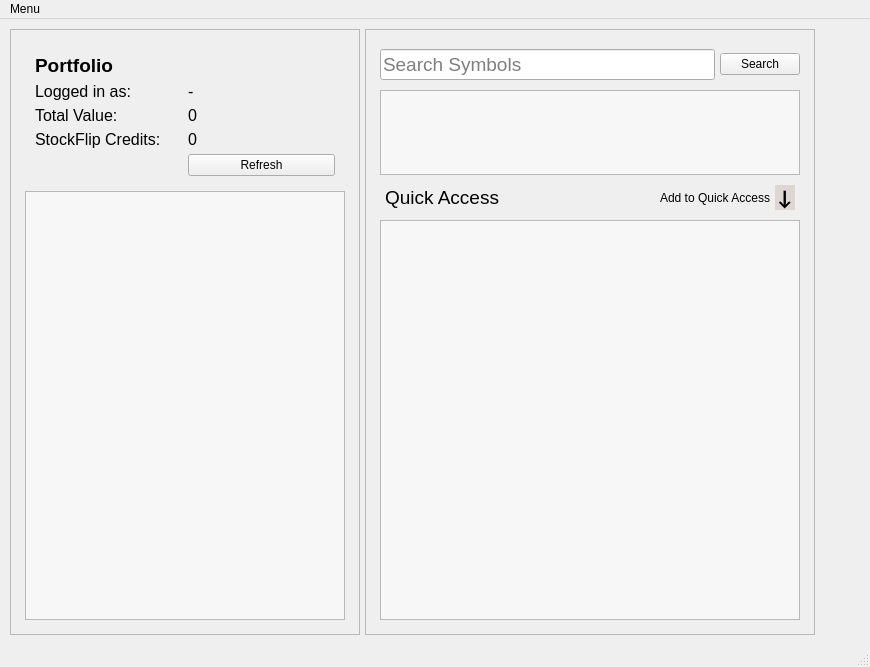
Qt form UI/main.ui (welshbrad/StockFlip) before a commit.
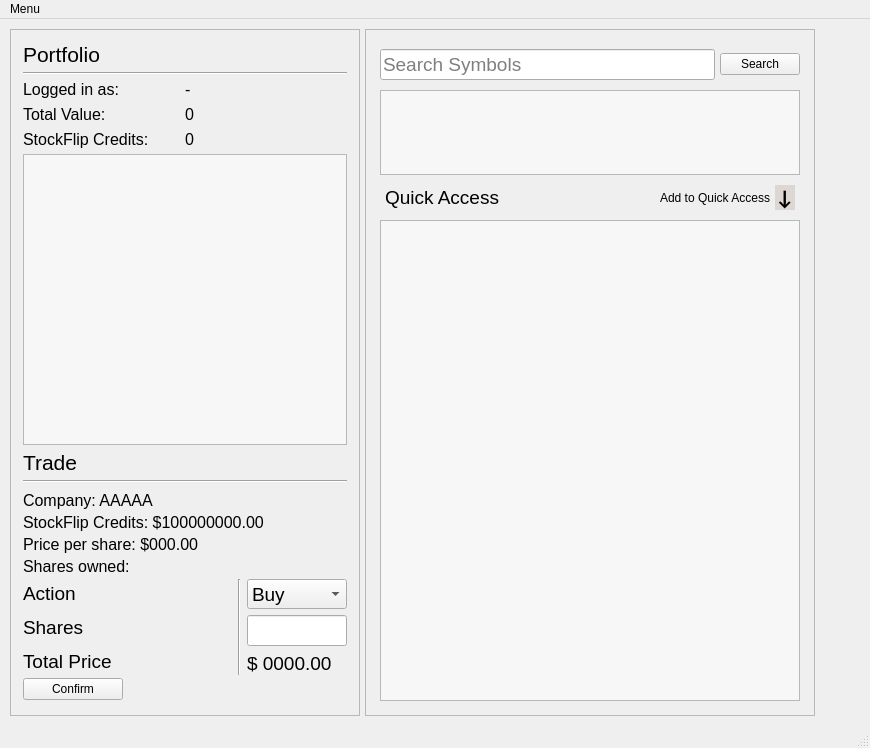
The same form after that commit.

Commit message: Added trade widget, not installed, only styled

Diff of the .ui file:
```diff
--- a/UI/main.ui
+++ b/UI/main.ui
@@ -7,7 +7,7 @@
     <x>0</x>
     <y>0</y>
     <width>870</width>
-    <height>665</height>
+    <height>748</height>
    </rect>
   </property>
   <property name="sizePolicy">
@@ -447,43 +447,58 @@
           <number>5</number>
          </property>
          <property name="leftMargin">
-          <number>5</number>
+          <number>3</number>
          </property>
          <property name="topMargin">
-          <number>5</number>
+          <number>3</number>
          </property>
          <property name="rightMargin">
-          <number>5</number>
+          <number>3</number>
          </property>
          <property name="bottomMargin">
-          <number>5</number>
+          <number>3</number>
          </property>
+         <item>
+          <widget class="QLabel" name="label_2">
+           <property name="font">
+            <font>
+             <pointsize>16</pointsize>
+             <weight>50</weight>
+             <bold>false</bold>
+            </font>
+           </property>
+           <property name="text">
+            <string>Portfolio</string>
+           </property>
+          </widget>
+         </item>
+         <item>
+          <widget class="Line" name="line_3">
+           <property name="orientation">
+            <enum>Qt::Horizontal</enum>
+           </property>
+          </widget>
+         </item>
          <item>
           <layout class="QGridLayout" name="gridLayout">
            <property name="leftMargin">
-            <number>10</number>
+            <number>0</number>
            </property>
            <property name="topMargin">
-            <number>10</number>
+            <number>0</number>
            </property>
            <property name="rightMargin">
-            <number>10</number>
+            <number>0</number>
            </property>
            <property name="bottomMargin">
-            <number>10</number>
+            <number>0</number>
            </property>
-           <item row="1" column="1">
-            <widget class="QLabel" name="loggedInAsUser">
-             <property name="font">
-              <font>
-               <pointsize>12</pointsize>
-              </font>
-             </property>
-             <property name="text">
-              <string>-</string>
-             </property>
-            </widget>
-           </item>
+           <property name="horizontalSpacing">
+            <number>0</number>
+           </property>
+           <property name="verticalSpacing">
+            <number>6</number>
+           </property>
            <item row="1" column="0">
             <widget class="QLabel" name="label_3">
              <property name="font">
@@ -520,6 +535,18 @@
              </property>
             </widget>
            </item>
+           <item row="1" column="1">
+            <widget class="QLabel" name="loggedInAsUser">
+             <property name="font">
+              <font>
+               <pointsize>12</pointsize>
+              </font>
+             </property>
+             <property name="text">
+              <string>-</string>
+             </property>
+            </widget>
+           </item>
            <item row="2" column="0">
             <widget class="QLabel" name="totalValueLabel">
              <property name="font">
@@ -544,27 +571,6 @@
              </property>
             </widget>
            </item>
-           <item row="0" column="0">
-            <widget class="QLabel" name="label_2">
-             <property name="font">
-              <font>
-               <pointsize>14</pointsize>
-               <weight>75</weight>
-               <bold>true</bold>
-              </font>
-             </property>
-             <property name="text">
-              <string>Portfolio</string>
-             </property>
-            </widget>
-           </item>
-           <item row="6" column="1">
-            <widget class="QPushButton" name="refreshButton">
-             <property name="text">
-              <string>Refresh</string>
-             </property>
-            </widget>
-           </item>
           </layout>
          </item>
          <item>
@@ -578,7 +584,7 @@
            <property name="minimumSize">
             <size>
              <width>0</width>
-             <height>400</height>
+             <height>100</height>
             </size>
            </property>
            <property name="maximumSize">
@@ -638,6 +644,242 @@
            </property>
           </widget>
          </item>
+         <item>
+          <widget class="QLabel" name="label_6">
+           <property name="font">
+            <font>
+             <pointsize>16</pointsize>
+             <italic>false</italic>
+             <underline>false</underline>
+             <kerning>true</kerning>
+            </font>
+           </property>
+           <property name="text">
+            <string>Trade</string>
+           </property>
+          </widget>
+         </item>
+         <item>
+          <widget class="Line" name="line_2">
+           <property name="orientation">
+            <enum>Qt::Horizontal</enum>
+           </property>
+          </widget>
+         </item>
+         <item>
+          <layout class="QVBoxLayout" name="verticalLayout_4">
+           <property name="spacing">
+            <number>3</number>
+           </property>
+           <property name="leftMargin">
+            <number>0</number>
+           </property>
+           <property name="topMargin">
+            <number>3</number>
+           </property>
+           <property name="rightMargin">
+            <number>0</number>
+           </property>
+           <property name="bottomMargin">
+            <number>3</number>
+           </property>
+           <item>
+            <widget class="QLabel" name="companyLabel">
+             <property name="font">
+              <font>
+               <pointsize>12</pointsize>
+              </font>
+             </property>
+             <property name="text">
+              <string>Company: AAAAA</string>
+             </property>
+            </widget>
+           </item>
+           <item>
+            <widget class="QLabel" name="creditsLabel">
+             <property name="font">
+              <font>
+               <pointsize>12</pointsize>
+              </font>
+             </property>
+             <property name="text">
+              <string>StockFlip Credits: $100000000.00</string>
+             </property>
+            </widget>
+           </item>
+           <item>
+            <widget class="QLabel" name="priceLabel">
+             <property name="font">
+              <font>
+               <pointsize>12</pointsize>
+              </font>
+             </property>
+             <property name="text">
+              <string>Price per share: $000.00</string>
+             </property>
+            </widget>
+           </item>
+           <item>
+            <widget class="QLabel" name="numSharesOwnedLabel">
+             <property name="font">
+              <font>
+               <pointsize>12</pointsize>
+              </font>
+             </property>
+             <property name="text">
+              <string>Shares owned:</string>
+             </property>
+            </widget>
+           </item>
+           <item>
+            <layout class="QHBoxLayout" name="horizontalLayout">
+             <property name="spacing">
+              <number>6</number>
+             </property>
+             <item>
+              <layout class="QVBoxLayout" name="verticalLayout_3">
+               <item>
+                <widget class="QLabel" name="label_4">
+                 <property name="font">
+                  <font>
+                   <pointsize>14</pointsize>
+                  </font>
+                 </property>
+                 <property name="layoutDirection">
+                  <enum>Qt::RightToLeft</enum>
+                 </property>
+                 <property name="text">
+                  <string>Action       </string>
+                 </property>
+                </widget>
+               </item>
+               <item>
+                <widget class="QLabel" name="label_7">
+                 <property name="font">
+                  <font>
+                   <pointsize>14</pointsize>
+                  </font>
+                 </property>
+                 <property name="layoutDirection">
+                  <enum>Qt::RightToLeft</enum>
+                 </property>
+                 <property name="text">
+                  <string>Shares</string>
+                 </property>
+                </widget>
+               </item>
+               <item>
+                <widget class="QLabel" name="label_8">
+                 <property name="font">
+                  <font>
+                   <pointsize>14</pointsize>
+                  </font>
+                 </property>
+                 <property name="layoutDirection">
+                  <enum>Qt::RightToLeft</enum>
+                 </property>
+                 <property name="text">
+                  <string>Total Price</string>
+                 </property>
+                </widget>
+               </item>
+              </layout>
+             </item>
+             <item>
+              <widget class="Line" name="line">
+               <property name="orientation">
+                <enum>Qt::Vertical</enum>
+               </property>
+              </widget>
+             </item>
+             <item>
+              <layout class="QVBoxLayout" name="verticalLayout_6">
+               <item>
+                <widget class="QComboBox" name="tradeCombo">
+                 <property name="sizePolicy">
+                  <sizepolicy hsizetype="Preferred" vsizetype="Fixed">
+                   <horstretch>0</horstretch>
+                   <verstretch>0</verstretch>
+                  </sizepolicy>
+                 </property>
+                 <property name="minimumSize">
+                  <size>
+                   <width>0</width>
+                   <height>30</height>
+                  </size>
+                 </property>
+                 <property name="maximumSize">
+                  <size>
+                   <width>100</width>
+                   <height>30</height>
+                  </size>
+                 </property>
+                 <property name="font">
+                  <font>
+                   <pointsize>14</pointsize>
+                  </font>
+                 </property>
+                 <property name="layoutDirection">
+                  <enum>Qt::LeftToRight</enum>
+                 </property>
+                 <item>
+                  <property name="text">
+                   <string>Buy</string>
+                  </property>
+                 </item>
+                 <item>
+                  <property name="text">
+                   <string>Sell</string>
+                  </property>
+                 </item>
+                </widget>
+               </item>
+               <item>
+                <widget class="QLineEdit" name="numToTrade">
+                 <property name="maximumSize">
+                  <size>
+                   <width>100</width>
+                   <height>16777215</height>
+                  </size>
+                 </property>
+                 <property name="font">
+                  <font>
+                   <pointsize>14</pointsize>
+                  </font>
+                 </property>
+                </widget>
+               </item>
+               <item>
+                <widget class="QLabel" name="totalPriceLabel">
+                 <property name="font">
+                  <font>
+                   <pointsize>14</pointsize>
+                  </font>
+                 </property>
+                 <property name="text">
+                  <string>$ 0000.00</string>
+                 </property>
+                </widget>
+               </item>
+              </layout>
+             </item>
+            </layout>
+           </item>
+           <item>
+            <widget class="QPushButton" name="confirmButton">
+             <property name="maximumSize">
+              <size>
+               <width>100</width>
+               <height>16777215</height>
+              </size>
+             </property>
+             <property name="text">
+              <string>Confirm</string>
+             </property>
+            </widget>
+           </item>
+          </layout>
+         </item>
         </layout>
        </item>
       </layout>
```
The commit also changes 4 other files.
